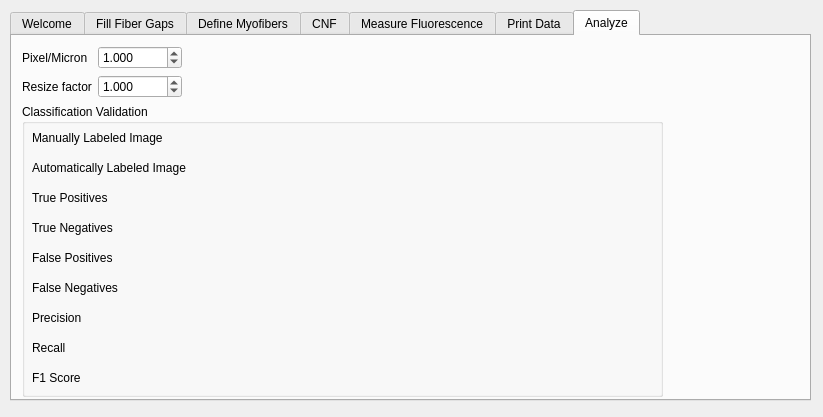
Quantimus/quantimus, file myoquant.ui: the form before one commit.
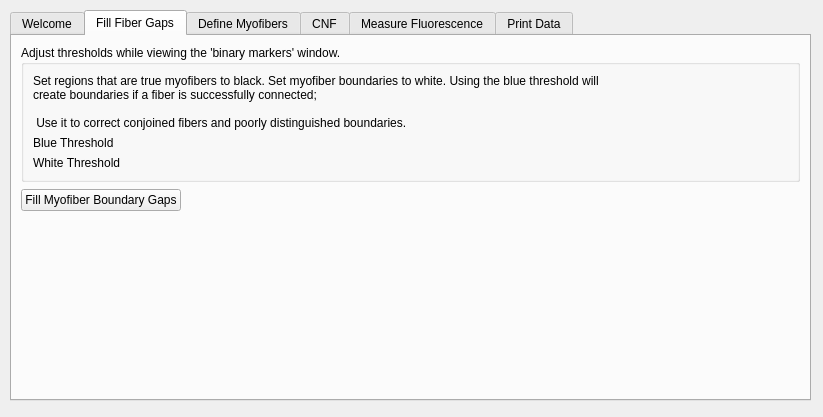
The form after the commit. The open tabs and pages were chosen to show the change.

Patch:
```diff
--- a/myoquant.ui
+++ b/myoquant.ui
@@ -32,7 +32,7 @@
     <property name="sizeConstraint">
      <enum>QLayout::SetDefaultConstraint</enum>
     </property>
-    <item row="1" column="0">
+    <item row="0" column="0">
      <widget class="QTabWidget" name="analyze_tab_widget">
       <property name="enabled">
        <bool>true</bool>
@@ -160,6 +160,19 @@
           </property>
          </layout>
         </item>
+        <item row="3" column="0">
+         <spacer name="verticalSpacer">
+          <property name="orientation">
+           <enum>Qt::Vertical</enum>
+          </property>
+          <property name="sizeHint" stdset="0">
+           <size>
+            <width>20</width>
+            <height>40</height>
+           </size>
+          </property>
+         </spacer>
+        </item>
        </layout>
       </widget>
       <widget class="QWidget" name="define_myofibers">
@@ -1295,347 +1308,6 @@
         </layout>
        </widget>
       </widget>
-      <widget class="QWidget" name="analyze">
-       <attribute name="title">
-        <string>Analyze</string>
-       </attribute>
-       <widget class="QWidget" name="gridLayoutWidget">
-        <property name="geometry">
-         <rect>
-          <x>10</x>
-          <y>10</y>
-          <width>641</width>
-          <height>351</height>
-         </rect>
-        </property>
-        <layout class="QGridLayout" name="gridLayout_10">
-         <item row="1" column="1">
-          <widget class="QDoubleSpinBox" name="resize_factor_SpinBox_2">
-           <property name="mouseTracking">
-            <bool>false</bool>
-           </property>
-           <property name="decimals">
-            <number>3</number>
-           </property>
-           <property name="minimum">
-            <double>0.001000000000000</double>
-           </property>
-           <property name="maximum">
-            <double>10000.000000000000000</double>
-           </property>
-           <property name="singleStep">
-            <double>0.010000000000000</double>
-           </property>
-           <property name="value">
-            <double>1.000000000000000</double>
-           </property>
-          </widget>
-         </item>
-         <item row="0" column="0">
-          <widget class="QLabel" name="micronsPixelLabel">
-           <property name="text">
-            <string>Pixel/Micron</string>
-           </property>
-          </widget>
-         </item>
-         <item row="0" column="2">
-          <spacer name="horizontalSpacer">
-           <property name="orientation">
-            <enum>Qt::Horizontal</enum>
-           </property>
-           <property name="sizeHint" stdset="0">
-            <size>
-             <width>40</width>
-             <height>20</height>
-            </size>
-           </property>
-          </spacer>
-         </item>
-         <item row="1" column="0">
-          <widget class="QLabel" name="micronsPixelLabel_2">
-           <property name="text">
-            <string>Resize factor</string>
-           </property>
-          </widget>
-         </item>
-         <item row="1" column="2">
-          <spacer name="horizontalSpacer_3">
-           <property name="orientation">
-            <enum>Qt::Horizontal</enum>
-           </property>
-           <property name="sizeHint" stdset="0">
-            <size>
-             <width>40</width>
-             <height>20</height>
-            </size>
-           </property>
-          </spacer>
-         </item>
-         <item row="0" column="1">
-          <widget class="QDoubleSpinBox" name="microns_per_pixel_SpinBox_2">
-           <property name="mouseTracking">
-            <bool>false</bool>
-           </property>
-           <property name="decimals">
-            <number>3</number>
-           </property>
-           <property name="minimum">
-            <double>0.001000000000000</double>
-           </property>
-           <property name="maximum">
-            <double>10000.000000000000000</double>
-           </property>
-           <property name="singleStep">
-            <double>0.010000000000000</double>
-           </property>
-           <property name="value">
-            <double>1.000000000000000</double>
-           </property>
-          </widget>
-         </item>
-         <item row="3" column="0" colspan="3">
-          <widget class="QGroupBox" name="groupBox">
-           <property name="title">
-            <string>Classification Validation</string>
-           </property>
-           <widget class="QLabel" name="label_6">
-            <property name="geometry">
-             <rect>
-              <x>10</x>
-              <y>20</y>
-              <width>161</width>
-              <height>28</height>
-             </rect>
-            </property>
-            <property name="text">
-             <string>Manually Labeled Image</string>
-            </property>
-           </widget>
-           <widget class="QLabel" name="label_7">
-            <property name="geometry">
-             <rect>
-              <x>10</x>
-              <y>50</y>
-              <width>191</width>
-              <height>28</height>
-             </rect>
-            </property>
-            <property name="text">
-             <string>Automatically Labeled Image</string>
-            </property>
-           </widget>
-           <widget class="QLabel" name="label_8">
-            <property name="geometry">
-             <rect>
-              <x>10</x>
-              <y>80</y>
-              <width>91</width>
-              <height>28</height>
-             </rect>
-            </property>
-            <property name="text">
-             <string>True Positives</string>
-            </property>
-           </widget>
-           <widget class="QLabel" name="label_9">
-            <property name="geometry">
-             <rect>
-              <x>10</x>
-              <y>110</y>
-              <width>101</width>
-              <height>28</height>
-             </rect>
-            </property>
-            <property name="text">
-             <string>True Negatives</string>
-            </property>
-           </widget>
-           <widget class="QLabel" name="true_neg_label">
-            <property name="geometry">
-             <rect>
-              <x>210</x>
-              <y>110</y>
-              <width>400</width>
-              <height>28</height>
-             </rect>
-            </property>
-            <property name="text">
-             <string/>
-            </property>
-           </widget>
-           <widget class="QLabel" name="label_10">
-            <property name="geometry">
-             <rect>
-              <x>10</x>
-              <y>140</y>
-              <width>101</width>
-              <height>28</height>
-             </rect>
-            </property>
-            <property name="text">
-             <string>False Positives</string>
-            </property>
-           </widget>
-           <widget class="QLabel" name="false_pos_label">
-            <property name="geometry">
-             <rect>
-              <x>210</x>
-              <y>140</y>
-              <width>400</width>
-              <height>28</height>
-             </rect>
-            </property>
-            <property name="text">
-             <string/>
-            </property>
-           </widget>
-           <widget class="QLabel" name="label_11">
-            <property name="geometry">
-             <rect>
-              <x>10</x>
-              <y>170</y>
-              <width>111</width>
-              <height>28</height>
-             </rect>
-            </property>
-            <property name="text">
-             <string>False Negatives</string>
-            </property>
-           </widget>
-           <widget class="QLabel" name="false_neg_label">
-            <property name="geometry">
-             <rect>
-              <x>210</x>
-              <y>170</y>
-              <width>400</width>
-              <height>28</height>
-             </rect>
-            </property>
-            <property name="text">
-             <string/>
-            </property>
-           </widget>
-           <widget class="QLabel" name="label_12">
-            <property name="geometry">
-             <rect>
-              <x>10</x>
-              <y>200</y>
-              <width>61</width>
-              <height>28</height>
-             </rect>
-            </property>
-            <property name="text">
-             <string>Precision</string>
-            </property>
-           </widget>
-           <widget class="QLabel" name="precision_label">
-            <property name="geometry">
-             <rect>
-              <x>210</x>
-              <y>200</y>
-              <width>400</width>
-              <height>28</height>
-             </rect>
-            </property>
-            <property name="text">
-             <string/>
-            </property>
-           </widget>
-           <widget class="QLabel" name="label_13">
-            <property name="geometry">
-             <rect>
-              <x>10</x>
-              <y>230</y>
-              <width>51</width>
-              <height>28</height>
-             </rect>
-            </property>
-            <property name="text">
-             <string>Recall</string>
-            </property>
-           </widget>
-           <widget class="QLabel" name="recall_label">
-            <property name="geometry">
-             <rect>
-              <x>210</x>
-              <y>230</y>
-              <width>400</width>
-              <height>28</height>
-             </rect>
-            </property>
-            <property name="text">
-             <string/>
-            </property>
-           </widget>
-           <widget class="QLabel" name="f1_score">
-            <property name="geometry">
-             <rect>
-              <x>10</x>
-              <y>260</y>
-              <width>71</width>
-              <height>28</height>
-             </rect>
-            </property>
-            <property name="text">
-             <string>F1 Score</string>
-            </property>
-           </widget>
-           <widget class="QLabel" name="f1_score_label">
-            <property name="geometry">
-             <rect>
-              <x>190</x>
-              <y>212</y>
-              <width>16</width>
-              <height>17</height>
-             </rect>
-            </property>
-            <property name="text">
-             <string/>
-            </property>
-           </widget>
-           <widget class="QLabel" name="true_pos_label">
-            <property name="enabled">
-             <bool>true</bool>
-            </property>
-            <property name="geometry">
-             <rect>
-              <x>210</x>
-              <y>80</y>
-              <width>400</width>
-              <height>28</height>
-             </rect>
-            </property>
-            <property name="text">
-             <string/>
-            </property>
-           </widget>
-           <widget class="QWidget" name="layoutWidget">
-            <property name="geometry">
-             <rect>
-              <x>210</x>
-              <y>20</y>
-              <width>401</width>
-              <height>21</height>
-             </rect>
-            </property>
-            <layout class="QGridLayout" name="gridLayout_11"/>
-           </widget>
-           <widget class="QWidget" name="layoutWidget">
-            <property name="geometry">
-             <rect>
-              <x>210</x>
-              <y>50</y>
-              <width>401</width>
-              <height>21</height>
-             </rect>
-            </property>
-            <layout class="QGridLayout" name="gridLayout_12"/>
-           </widget>
-          </widget>
-         </item>
-        </layout>
-       </widget>
-      </widget>
      </widget>
     </item>
    </layout>
```
Left out of the diff: 82 changed lines with no effect on the pictures.
